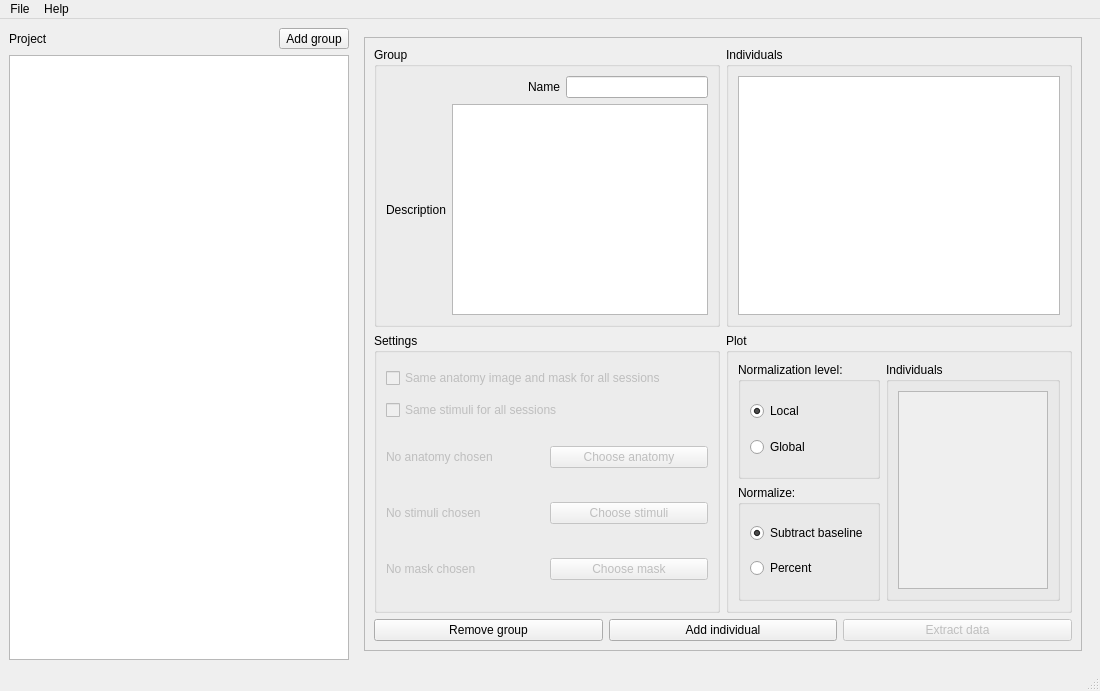
Old version of the form src/ui/mainwindow.ui in the repository pfechd/jabe.
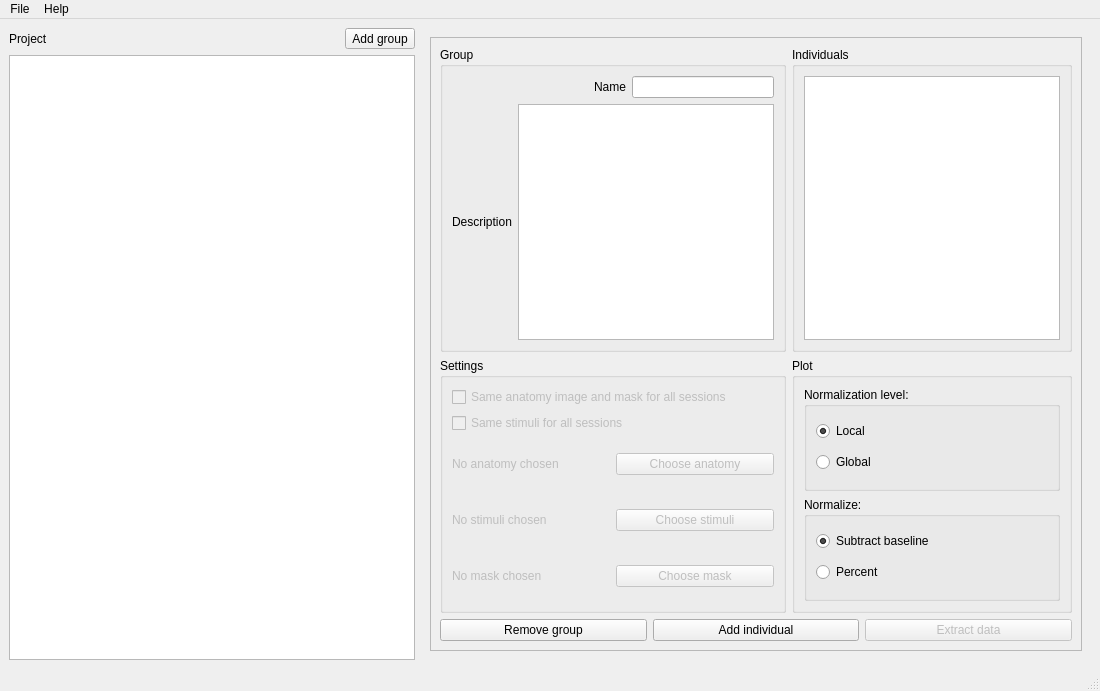
New version of the form. The open tabs and pages were chosen to show the change.

Commit message: Remove session and individual checkboxes from mainwindow

```diff
--- a/src/ui/mainwindow.ui
+++ b/src/ui/mainwindow.ui
@@ -439,59 +439,6 @@
                   </item>
                  </layout>
                 </item>
-                <item>
-                 <widget class="QGroupBox" name="groupBox_13">
-                  <property name="title">
-                   <string>Individuals</string>
-                  </property>
-                  <property name="flat">
-                   <bool>true</bool>
-                  </property>
-                  <layout class="QVBoxLayout" name="verticalLayout_18">
-                   <item>
-                    <widget class="QScrollArea" name="scrollArea_2">
-                     <property name="sizePolicy">
-                      <sizepolicy hsizetype="Minimum" vsizetype="Expanding">
-                       <horstretch>0</horstretch>
-                       <verstretch>0</verstretch>
-                      </sizepolicy>
-                     </property>
-                     <property name="minimumSize">
-                      <size>
-                       <width>150</width>
-                       <height>0</height>
-                      </size>
-                     </property>
-                     <property name="widgetResizable">
-                      <bool>true</bool>
-                     </property>
-                     <widget class="QWidget" name="scrollAreaWidgetContents_2">
-                      <property name="geometry">
-                       <rect>
-                        <x>0</x>
-                        <y>0</y>
-                        <width>148</width>
-                        <height>290</height>
-                       </rect>
-                      </property>
-                      <layout class="QHBoxLayout" name="horizontalLayout_4">
-                       <item>
-                        <layout class="QVBoxLayout" name="individuals_plot">
-                         <property name="spacing">
-                          <number>6</number>
-                         </property>
-                         <property name="topMargin">
-                          <number>0</number>
-                         </property>
-                        </layout>
-                       </item>
-                      </layout>
-                     </widget>
-                    </widget>
-                   </item>
-                  </layout>
-                 </widget>
-                </item>
                </layout>
               </widget>
              </item>
@@ -863,52 +810,6 @@
                   </item>
                  </layout>
                 </item>
-                <item>
-                 <widget class="QGroupBox" name="groupBox_45">
-                  <property name="title">
-                   <string>Sessions</string>
-                  </property>
-                  <property name="flat">
-                   <bool>true</bool>
-                  </property>
-                  <layout class="QVBoxLayout" name="verticalLayout_52">
-                   <item>
-                    <widget class="QScrollArea" name="scrollArea_9">
-                     <property name="sizePolicy">
-                      <sizepolicy hsizetype="Minimum" vsizetype="Expanding">
-                       <horstretch>0</horstretch>
-                       <verstretch>0</verstretch>
-                      </sizepolicy>
-                     </property>
-                     <property name="minimumSize">
-                      <size>
-                       <width>150</width>
-                       <height>0</height>
-                      </size>
-                     </property>
-                     <property name="widgetResizable">
-                      <bool>true</bool>
-                     </property>
-                     <widget class="QWidget" name="scrollAreaWidgetContents_9">
-                      <property name="geometry">
-                       <rect>
-                        <x>0</x>
-                        <y>0</y>
-                        <width>148</width>
-                        <height>290</height>
-                       </rect>
-                      </property>
-                      <layout class="QHBoxLayout" name="horizontalLayout_2">
-                       <item>
-                        <layout class="QVBoxLayout" name="sessions_plot"/>
-                       </item>
-                      </layout>
-                     </widget>
-                    </widget>
-                   </item>
-                  </layout>
-                 </widget>
-                </item>
                </layout>
               </widget>
              </item>
```
The commit also changes 1 other file.
